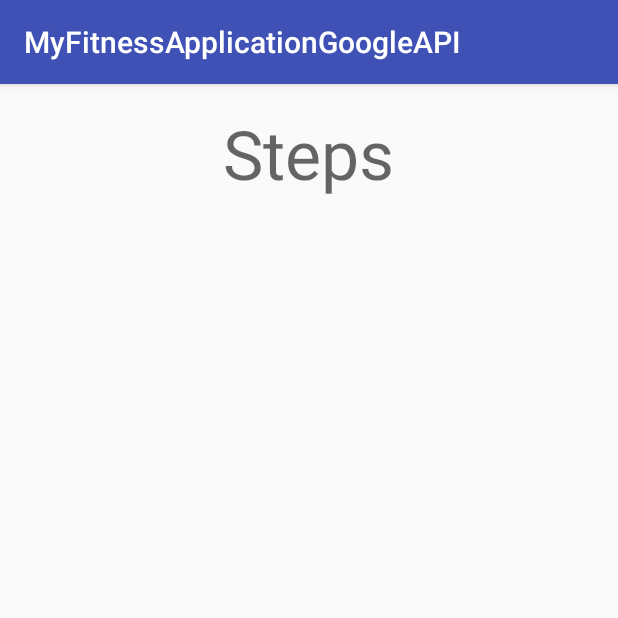
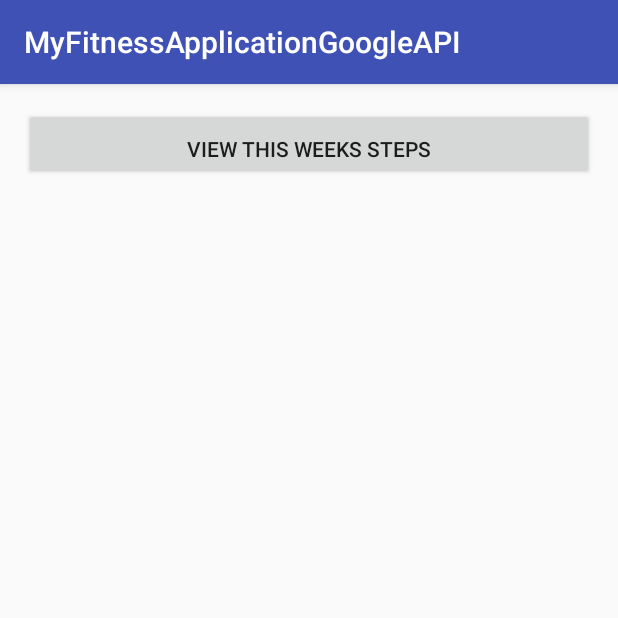
Before and after one commit to Floodeh/4th-year-project-fitness-app, an Android app: the screen it shows after launch (MainActivity), on a phone screen of 412 x 824 dp, the top half of it. Run offline under Robolectric (Android 15) with nearby library versions, the phone set to English and light mode, and no system bars; libraries missing offline, so code that uses them is left out: com.microsoft.windowsazure; 2 statements that could not run were skipped.

```diff
--- a/app/build.gradle
+++ b/app/build.gradle
@@ -12,6 +12,9 @@ android {
         testInstrumentationRunner "android.support.test.runner.AndroidJUnitRunner"
     }
     buildTypes {
+        debug{
+            debuggable true
+        }
         release {
             minifyEnabled false
             proguardFiles getDefaultProguardFile('proguard-android.txt'), 'proguard-rules.pro'
@@ -24,6 +27,7 @@ dependencies {
     androidTestCompile('com.android.support.test.espresso:espresso-core:2.2.2', {
         exclude group: 'com.android.support', module: 'support-annotations'
     })
+    compile 'com.microsoft.azure:azure-mobile-android:3.1.0'
     compile 'com.android.support:appcompat-v7:24.2.1'
     compile 'com.google.android.gms:play-services-fitness:9.8.0'
     compile 'com.android.support:support-v4:24.2.1'
--- a/app/src/main/java/com/example/adamf/myfitnessapplicationgoogleapi/Main2Activity.java
+++ b/app/src/main/java/com/example/adamf/myfitnessapplicationgoogleapi/Main2Activity.java
@@ -12,6 +12,7 @@ import android.support.v7.app.AppCompatActivity;
 import android.support.v7.widget.Toolbar;
 import android.view.Menu;
 import android.view.MenuItem;
+import com.microsoft.windowsazure.mobileservices.*;
 
 public class Main2Activity extends AppCompatActivity
         implements NavigationView.OnNavigationItemSelectedListener {
--- a/app/src/main/res/layout/activity_main.xml
+++ b/app/src/main/res/layout/activity_main.xml
@@ -1,5 +1,5 @@
 <?xml version="1.0" encoding="utf-8"?>
-<RelativeLayout xmlns:android="http://schemas.android.com/apk/res/android"
+<LinearLayout xmlns:android="http://schemas.android.com/apk/res/android"
     xmlns:tools="http://schemas.android.com/tools"
     android:id="@+id/activity_main"
     android:layout_width="match_parent"
@@ -10,11 +10,12 @@
     android:paddingTop="@dimen/activity_vertical_margin"
     tools:context="com.example.adamf.myfitnessapplicationgoogleapi.MainActivity">
 
-    <TextView
-        android:layout_width="wrap_content"
+
+    <Button
+        android:paddingTop="16dp"
+        android:id="@+id/btn_view_week"
+        android:layout_width="match_parent"
         android:layout_height="wrap_content"
-        android:text="Steps"
-        android:textAppearance="@style/TextAppearance.AppCompat.Display2"
-        android:layout_alignParentTop="true"
-        android:layout_centerHorizontal="true" />
-</RelativeLayout>
+        android:text="View this weeks steps" />
+
+</LinearLayout>
--- a/build.gradle
+++ b/build.gradle
@@ -5,7 +5,7 @@ buildscript {
         jcenter()
     }
     dependencies {
-        classpath 'com.android.tools.build:gradle:2.2.2'
+        classpath 'com.android.tools.build:gradle:2.2.3'
 
         // NOTE: Do not place your application dependencies here; they belong
         // in the individual module build.gradle files
```
Also changed, not shown: app/src/main/java/com/example/adamf/myfitnessapplicationgoogleapi/MainActivity.java (+101 -2 lines).
